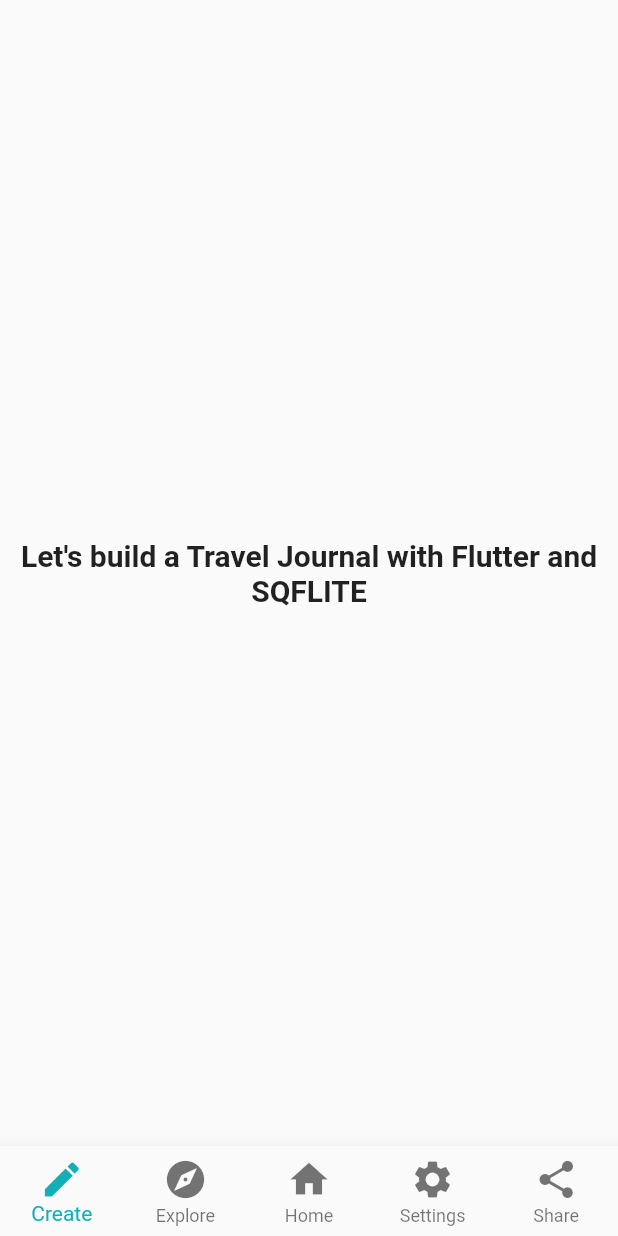
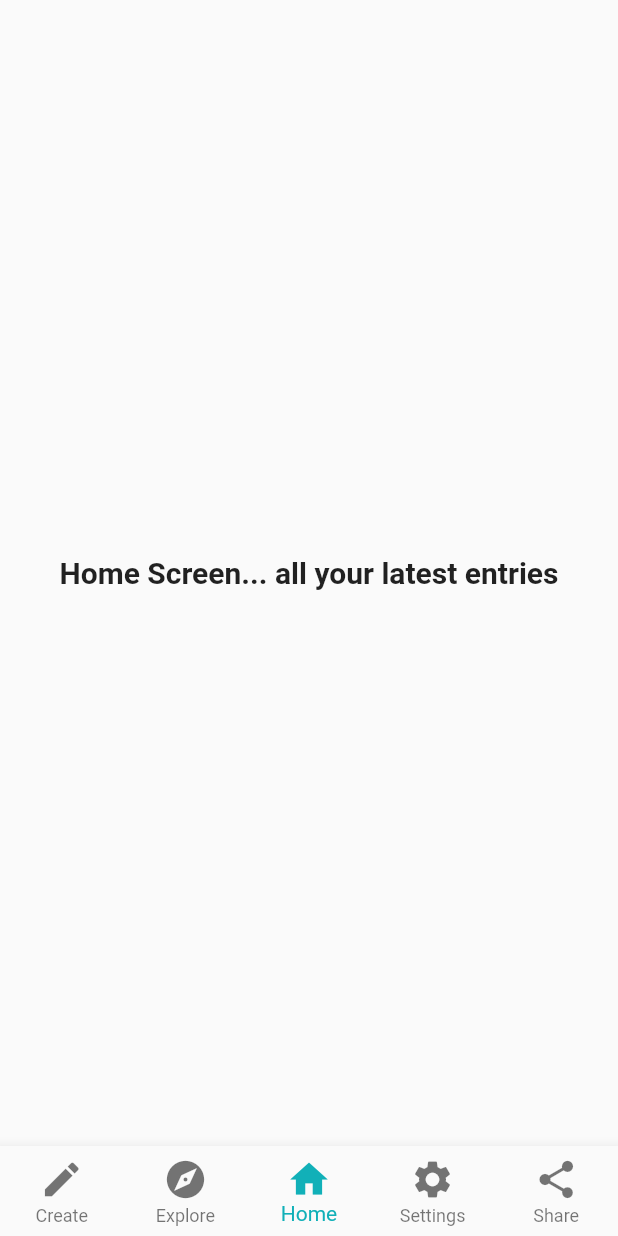
Before and after one commit to j-hey-fede/travel_log, a Flutter app: the screen it shows after launch, on a phone screen of 412 x 824 dp. Run offline on Flutter 3.47's test engine with Material 2 defaults, Android fonts, the phone set to English and light mode, and no system bars.

Commit message:
nav bar nav

```diff
--- a/lib/main.dart
+++ b/lib/main.dart
@@ -15,7 +15,7 @@ class MyApp extends StatelessWidget {
     return const MaterialApp(
       debugShowCheckedModeBanner: false,
       title: 'WanderLog',
-      home: HomeScreen(),
+      home: MainScreen(),
     );
   }
 }
--- a/lib/screens/homescreen.dart
+++ b/lib/screens/homescreen.dart
@@ -1,17 +1,93 @@
 import 'package:flutter/material.dart';
-import 'package:travel_log/widgets/bottom_navbar.dart';
+import 'package:travel_log/screens/create_screen.dart';
+import 'package:travel_log/screens/explore_screen.dart';
+import 'package:travel_log/screens/settings_screen.dart';
+import 'package:travel_log/screens/share_screen.dart';
+
+class MainScreen extends StatefulWidget {
+  const MainScreen({super.key});
+
+  @override
+  State<MainScreen> createState() => _MainScreenState();
+}
+
+// so... after all that... it was the iPhone Simulator
+// that was the problem :)
+
+class _MainScreenState extends State<MainScreen> {
+  int _currIndex = 2;
+  final List _screens = const [
+    CreateScreen(),
+    ExploreScreen(),
+    HomeScreen(),
+    SettingsScreen(),
+    ShareScreen(),
+  ];
+
+  void _updateIndex(int value) {
+    setState(() {
+      _currIndex = value;
+    });
+  }
+
+  @override
+  Widget build(BuildContext context) {
+    return Scaffold(
+        body: _screens[_currIndex],
+        bottomNavigationBar: BottomNavigationBar(
+          type: BottomNavigationBarType.fixed,
+          currentIndex: _currIndex,
+          selectedItemColor: const Color.fromARGB(255, 17, 176, 184),
+          selectedFontSize: 14,
+          unselectedFontSize: 12,
+          onTap: _updateIndex,
+          iconSize: 30,
+          items: const [
+            BottomNavigationBarItem(
+              icon: Icon(
+                Icons.create,
+              ),
+              label: "Create",
+            ),
+            BottomNavigationBarItem(
+              icon: Icon(
+                Icons.explore,
+              ),
+              label: "Explore",
+            ),
+            BottomNavigationBarItem(
+              icon: Icon(
+                Icons.home,
+              ),
+              label: "Home",
+            ),
+            BottomNavigationBarItem(
+              icon: Icon(
+                Icons.settings,
+              ),
+              label: "Settings",
+            ),
+            BottomNavigationBarItem(
+              icon: Icon(
+                Icons.share,
+              ),
+              label: "Share",
+            ),
+          ],
+        ));
+  }
+}
 
 class HomeScreen extends StatelessWidget {
   const HomeScreen({super.key});
 
   @override
   Widget build(BuildContext context) {
-    return const Scaffold(
-      body: Center(
+    return const Center(
       child: Padding(
         padding: EdgeInsets.all(8.0),
         child: Text(
-            "Let's build a Travel Journal with Flutter and SQFLITE",
+          "Home Screen... all your latest entries",
           style: TextStyle(
             fontSize: 20,
             fontWeight: FontWeight.w700,
@@ -19,8 +95,6 @@ class HomeScreen extends StatelessWidget {
           textAlign: TextAlign.center,
         ),
       ),
-      ),
-      bottomNavigationBar: BottomBar(),
     );
   }
 }
--- a/lib/widgets/bottom_navbar.dart
+++ /dev/null
@@ -1,63 +0,0 @@
-import 'package:flutter/material.dart';
-
-class BottomBar extends StatefulWidget {
-  const BottomBar({super.key});
-
-  @override
-  State<BottomBar> createState() => _BottomBarState();
-}
-
-class _BottomBarState extends State<BottomBar> {
-  int _currIndex = 0;
-
-  void _updateIndex(int value) {
-    setState(() {
-      _currIndex = value;
-    });
-  }
-
-  @override
-  Widget build(BuildContext context) {
-    return BottomNavigationBar(
-      type: BottomNavigationBarType.fixed,
-      currentIndex: _currIndex,
-      onTap: _updateIndex,
-      selectedItemColor: const Color.fromARGB(255, 17, 176, 184),
-      selectedFontSize: 14,
-      unselectedFontSize: 12,
-      iconSize: 30,
-      items: const [
-        BottomNavigationBarItem(
-          icon: Icon(
-            Icons.create,
-          ),
-          label: "Create",
-        ),
-        BottomNavigationBarItem(
-          icon: Icon(
-            Icons.explore,
-          ),
-          label: "Explore",
-        ),
-        BottomNavigationBarItem(
-          icon: Icon(
-            Icons.home,
-          ),
-          label: "Home",
-        ),
-        BottomNavigationBarItem(
-          icon: Icon(
-            Icons.settings,
-          ),
-          label: "Settings",
-        ),
-        BottomNavigationBarItem(
-          icon: Icon(
-            Icons.share,
-          ),
-          label: "Share",
-        ),
-      ],
-    );
-  }
-}
```
Also changed, not shown: lib/screens/create_screen.dart (added, +19 -0 lines), lib/screens/explore_screen.dart (added, +19 -0 lines), lib/screens/settings_screen.dart (added, +19 -0 lines), lib/screens/share_screen.dart (added, +19 -0 lines). Lines whose indentation alone changed are shown as unchanged.
